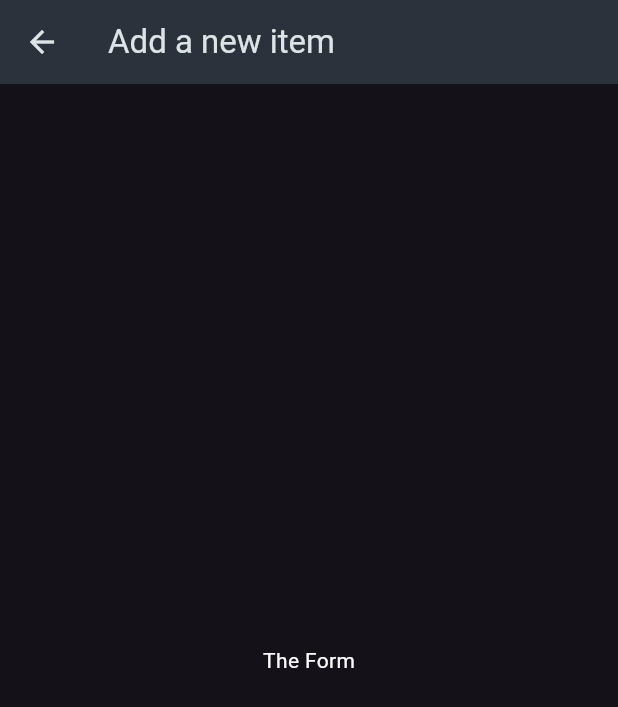
After one commit to eacardenase/flutter-shoppy, a Flutter app: the screen it shows after launch, after a tap on the "add" icon, on a phone screen of 412 x 824 dp. The commit adds this screen. Shown: the top 707 px of the screen. Run offline on Flutter 3.47's test engine with Material 3 defaults, Android fonts, the phone set to English and light mode, and no system bars; our stand-ins replace flutter_riverpod.

Commit message:
feat: add new item screen and riverpod dependency

```diff
--- a/lib/main.dart
+++ b/lib/main.dart
@@ -1,6 +1,8 @@
+import 'package:flutter/material.dart';
+
+import 'package:flutter_riverpod/flutter_riverpod.dart';
+
 import 'package:shoppy/screens/groceries_screen.dart';
-
-import 'package:flutter/material.dart';
 
 final theme = ThemeData.dark().copyWith(
   colorScheme: ColorScheme.fromSeed(
@@ -11,7 +13,11 @@ final theme = ThemeData.dark().copyWith(
 );
 
 void main() {
-  runApp(const App());
+  runApp(
+    const ProviderScope(
+      child: App(),
+    ),
+  );
 }
 
 class App extends StatelessWidget {
--- a/lib/screens/groceries_screen.dart
+++ b/lib/screens/groceries_screen.dart
@@ -1,17 +1,41 @@
 import 'package:flutter/material.dart';
 
-import 'package:shoppy/data/dummy_items.dart';
+import 'package:flutter_riverpod/flutter_riverpod.dart';
+
+import 'package:shoppy/providers/groceries_provider.dart';
+import 'package:shoppy/screens/new_item_screen.dart';
 import 'package:shoppy/widgets/groceries_list.dart';
 
-class GroceriesScreen extends StatelessWidget {
+class GroceriesScreen extends ConsumerStatefulWidget {
   const GroceriesScreen({super.key});
 
   @override
+  ConsumerState<GroceriesScreen> createState() => _GroceriesScreenState();
+}
+
+class _GroceriesScreenState extends ConsumerState<GroceriesScreen> {
+  @override
   Widget build(BuildContext context) {
+    final groceries = ref.watch(groceriesProvider);
+
     return Scaffold(
       appBar: AppBar(
         title: const Text('Your Groceries'),
         centerTitle: true,
+        actions: [
+          IconButton(
+            onPressed: () {
+              Navigator.of(context).push(
+                MaterialPageRoute(
+                  builder: (context) => const NewItemScreen(),
+                ),
+              );
+            },
+            icon: const Icon(
+              Icons.add,
+            ),
+          )
+        ],
       ),
       body: Padding(
         padding: const EdgeInsets.all(10),
--- /dev/null
+++ b/lib/screens/new_item_screen.dart
@@ -0,0 +1,20 @@
+import 'package:flutter/material.dart';
+
+import 'package:shoppy/widgets/new_item.dart';
+
+class NewItemScreen extends StatelessWidget {
+  const NewItemScreen({super.key});
+
+  @override
+  Widget build(BuildContext context) {
+    return Scaffold(
+      appBar: AppBar(
+        title: const Text('Add a new item'),
+      ),
+      body: const Padding(
+        padding: EdgeInsets.all(12),
+        child: NewItem(),
+      ),
+    );
+  }
+}
--- /dev/null
+++ b/lib/widgets/new_item.dart
@@ -0,0 +1,22 @@
+import 'package:flutter/material.dart';
+
+class NewItem extends StatefulWidget {
+  const NewItem({super.key});
+
+  @override
+  State<NewItem> createState() => _NewItem();
+}
+
+class _NewItem extends State<NewItem> {
+  @override
+  Widget build(BuildContext context) {
+    return const Center(
+      child: Text(
+        'The Form',
+        style: TextStyle(
+          color: Colors.white,
+        ),
+      ),
+    );
+  }
+}
--- a/pubspec.yaml
+++ b/pubspec.yaml
@@ -35,6 +35,7 @@ dependencies:
   # The following adds the Cupertino Icons font to your application.
   # Use with the CupertinoIcons class for iOS style icons.
   cupertino_icons: ^1.0.2
+  flutter_riverpod: ^2.4.10
 
 dev_dependencies:
   flutter_test:
@@ -45,7 +46,7 @@ dev_dependencies:
   # activated in the `analysis_options.yaml` file located at the root of your
   # package. See that file for information about deactivating specific lint
   # rules and activating additional ones.
-  flutter_lints: ^2.0.0
+  flutter_lints: ^3.0.1
 
 # For information on the generic Dart part of this file, see the
 # following page: https://dart.dev/tools/pub/pubspec
```
Also changed, not shown: lib/providers/groceries_provider.dart (added, +20 -0 lines), pubspec.lock.
